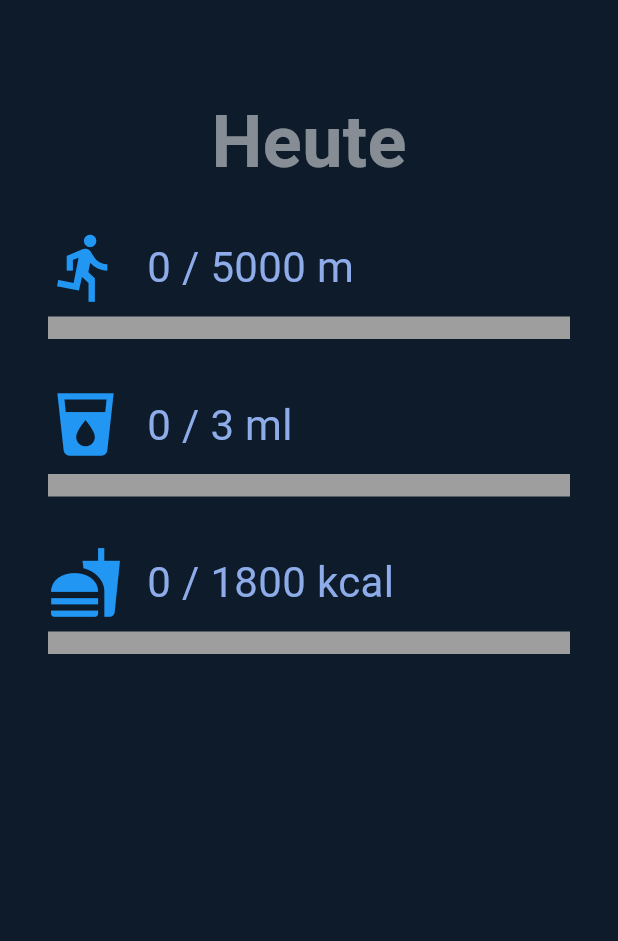
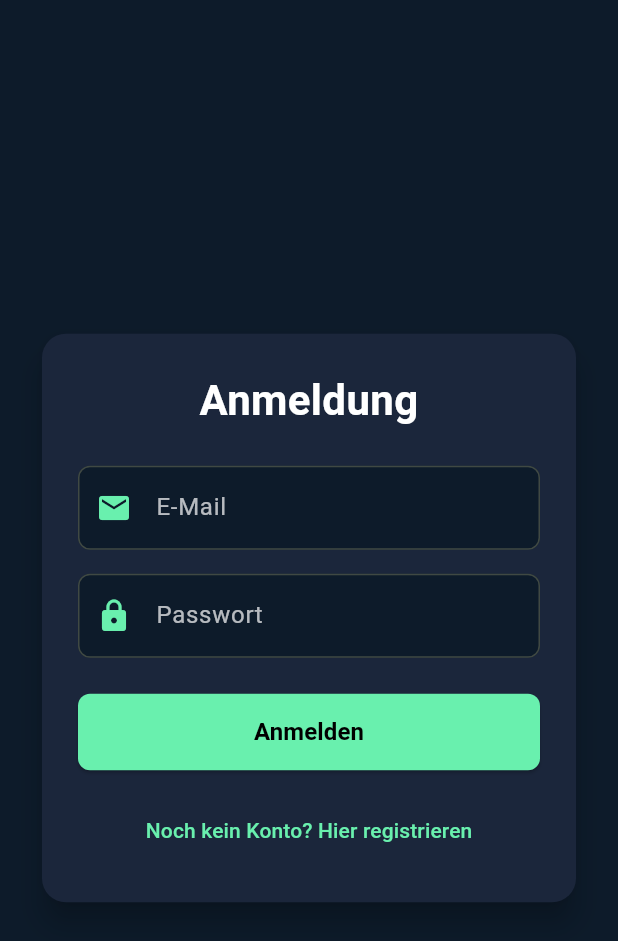
Before and after one commit to amagnor/msgtest, a Flutter app: the screen it shows after launch, on a phone screen of 412 x 824 dp. Shown: the top 941 px of the screen. Run offline on Flutter 3.47's test engine with Material 3 defaults, Android fonts, the phone set to English and light mode, and no system bars; our stand-ins replace firebase_core, firebase_messaging, supabase_flutter; missing offline and left inert: dart:ffi, objective_c, shared_preferences_platform_interface; accounts and stored records are empty.

Commit message:
Login mit FCM Token und google Firebase Authentification

```diff
--- /dev/null
+++ b/lib/login_screen.dart
@@ -0,0 +1,401 @@
+import 'package:flutter/material.dart';
+import 'package:supabase_flutter/supabase_flutter.dart';
+import 'package:firebase_messaging/firebase_messaging.dart';
+
+class LoginScreen extends StatefulWidget {
+  const LoginScreen({super.key});
+
+  @override
+  State<LoginScreen> createState() => _LoginScreenState();
+}
+
+class _LoginScreenState extends State<LoginScreen> {
+  final _emailController = TextEditingController();
+  final _passwordController = TextEditingController();
+  final _otpController = TextEditingController();
+  final _formKey = GlobalKey<FormState>();
+
+  bool _isSignUp = false;
+  bool _isVerificationStep = false;
+  bool _isLoading = false;
+  String? _errorMessage;
+  String? _successMessage;
+  String? _pendingEmail;
+
+  final _supabase = Supabase.instance.client;
+
+  @override
+  void dispose() {
+    _emailController.dispose();
+    _passwordController.dispose();
+    _otpController.dispose();
+    super.dispose();
+  }
+
+  Future<void> _authenticate() async {
+    if (!_formKey.currentState!.validate()) return;
+
+    setState(() {
+      _isLoading = true;
+      _errorMessage = null;
+      _successMessage = null;
+    });
+
+    try {
+      final email = _emailController.text.trim();
+      final password = _passwordController.text.trim();
+
+      if (_isSignUp) {
+        await _supabase.auth.signUp(email: email, password: password);
+
+        // Nach erfolgreicher Registrierung in den Bestätigungsmodus wechseln
+        setState(() {
+          _pendingEmail = email;
+          _isVerificationStep = true;
+          _successMessage = 'Registrierung erfolgreich!\nBitte den Code eingeben, der in der Bestätigungsmail angezeigt wird.';
+        });
+      } else {
+        await _supabase.auth.signInWithPassword(
+          email: email,
+          password: password,
+        );
+
+        // Nach erfolgreichem Login FCM Token in Supabase speichern
+        await _saveFcmTokenToDatabase();
+      }
+    } on AuthException catch (e) {
+      setState(() {
+        _errorMessage = e.message;
+      });
+    } catch (e) {
+      setState(() {
+        _errorMessage = 'Ein unerwarteter Fehler ist aufgetreten: $e';
+      });
+    } finally {
+      if (mounted) {
+        setState(() {
+          _isLoading = false;
+        });
+      }
+    }
+  }
+
+  Future<void> _verifyOtp() async {
+    final token = _otpController.text.trim();
+    if (token.isEmpty || _pendingEmail == null) {
+      setState(() {
+        _errorMessage = 'Bitte gib den Bestätigungscode ein.';
+      });
+      return;
+    }
+
+    setState(() {
+      _isLoading = true;
+      _errorMessage = null;
+      _successMessage = null;
+    });
+
+    try {
+      await _supabase.auth.verifyOTP(
+        email: _pendingEmail!,
+        token: token,
+        type: OtpType.signup,
+      );
+
+      // Nach erfolgreicher Verifizierung FCM Token in Supabase speichern
+      await _saveFcmTokenToDatabase();
+    } on AuthException catch (e) {
+      setState(() {
+        _errorMessage = e.message;
+      });
+    } catch (e) {
+      setState(() {
+        _errorMessage = 'Ungültiger Code oder Fehler bei der Bestätigung: $e';
+      });
+    } finally {
+      if (mounted) {
+        setState(() {
+          _isLoading = false;
+        });
+      }
+    }
+  }
+
+  Future<void> _saveFcmTokenToDatabase() async {
+    try {
+      final user = _supabase.auth.currentUser;
+      if (user == null) return;
+
+      String? fcmToken;
+      try {
+        fcmToken = await FirebaseMessaging.instance.getToken();
+      } catch (e) {
+        debugPrint('Konnte FCM Token nicht abrufen: $e');
+      }
+
+      // Fallback für Simulator/Emulator, falls kein FCM-Token generiert werden konnte
+      fcmToken ??= 'simulator_fcm_token_${user.id}';
+
+      // In die 'user_profiles' Tabelle speichern (Upsert)
+      await _supabase.from('user_profiles').upsert({
+        'id': user.id,
+        'email': user.email,
+        'fcm_token': fcmToken,
+        'updated_at': DateTime.now().toIso8601String(),
+      });
+    } catch (e) {
+      debugPrint('Fehler beim Speichern des FCM Tokens in Supabase: $e');
+    }
+  }
+
+  @override
+  Widget build(BuildContext context) {
+    return Scaffold(
+      backgroundColor: const Color(0xFF0D1B2A),
+      body: Center(
+        child: SingleChildScrollView(
+          padding: const EdgeInsets.all(24.0),
+          child: Card(
+            color: const Color(0xFF1B263B),
+            elevation: 8,
+            shape: RoundedRectangleBorder(
+              borderRadius: BorderRadius.circular(16),
+            ),
+            child: Padding(
+              padding: const EdgeInsets.all(24.0),
+              child: Form(
+                key: _formKey,
+                child: Column(
+                  mainAxisSize: MainAxisSize.min,
+                  crossAxisAlignment: CrossAxisAlignment.stretch,
+                  children: [
+                    Text(
+                      _isVerificationStep
+                          ? 'E-Mail bestätigen'
+                          : (_isSignUp ? 'Registrierung' : 'Anmeldung'),
+                      style: const TextStyle(
+                        fontSize: 28,
+                        fontWeight: FontWeight.bold,
+                        color: Colors.white,
+                      ),
+                      textAlign: TextAlign.center,
+                    ),
+                    const SizedBox(height: 24),
+
+                    if (_errorMessage != null) ...[
+                      Container(
+                        padding: const EdgeInsets.all(12),
+                        decoration: BoxDecoration(
+                          color: Colors.red.withValues(alpha: 0.2),
+                          borderRadius: BorderRadius.circular(8),
+                          border: Border.all(color: Colors.red),
+                        ),
+                        child: Text(
+                          _errorMessage!,
+                          style: const TextStyle(color: Colors.redAccent),
+                        ),
+                      ),
+                      const SizedBox(height: 16),
+                    ],
+
+                    if (_successMessage != null) ...[
+                      Container(
+                        padding: const EdgeInsets.all(12),
+                        decoration: BoxDecoration(
+                          color: Colors.green.withValues(alpha: 0.2),
+                          borderRadius: BorderRadius.circular(8),
+                          border: Border.all(color: Colors.greenAccent),
+                        ),
+                        child: Text(
+                          _successMessage!,
+                          style: const TextStyle(color: Colors.greenAccent),
+                        ),
+                      ),
+                      const SizedBox(height: 16),
+                    ],
+
+                    if (_isVerificationStep) ...[
+                      // OTP Bestätigungscode Feld
+                      TextFormField(
+                        controller: _otpController,
+                        style: const TextStyle(color: Colors.white),
+                        keyboardType: TextInputType.number,
+                        decoration: InputDecoration(
+                          labelText: 'Bestätigungscode (OTP)',
+                          labelStyle: const TextStyle(color: Colors.white70),
+                          prefixIcon: const Icon(
+                            Icons.verified,
+                            color: Colors.greenAccent,
+                          ),
+                          filled: true,
+                          fillColor: const Color(0xFF0D1B2A),
+                          border: OutlineInputBorder(
+                            borderRadius: BorderRadius.circular(8),
+                          ),
+                        ),
+                        validator: (value) {
+                          if (value == null || value.isEmpty) {
+                            return 'Bitte gib den Code ein';
+                          }
+                          return null;
+                        },
+                      ),
+                      const SizedBox(height: 24),
+
+                      // Code bestätigen Button
+                      ElevatedButton(
+                        onPressed: _isLoading ? null : _verifyOtp,
+                        style: ElevatedButton.styleFrom(
+                          backgroundColor: Colors.greenAccent,
+                          foregroundColor: Colors.black,
+                          padding: const EdgeInsets.symmetric(vertical: 14),
+                          shape: RoundedRectangleBorder(
+                            borderRadius: BorderRadius.circular(8),
+                          ),
+                        ),
+                        child: _isLoading
+                            ? const SizedBox(
+                                width: 24,
+                                height: 24,
+                                child: CircularProgressIndicator(
+                                  strokeWidth: 2,
+                                ),
+                              )
+                            : const Text(
+                                'Code bestätigen',
+                                style: TextStyle(
+                                  fontSize: 16,
+                                  fontWeight: FontWeight.bold,
+                                ),
+                              ),
+                      ),
+                      const SizedBox(height: 16),
+
+                      // Zurück zum Login
+                      TextButton(
+                        onPressed: () {
+                          setState(() {
+                            _isVerificationStep = false;
+                            _isSignUp = false;
+                            _errorMessage = null;
+                            _successMessage = null;
+                          });
+                        },
+                        child: const Text(
+                          'Zurück zur Anmeldung',
+                          style: TextStyle(color: Colors.greenAccent),
+                        ),
+                      ),
+                    ] else ...[
+                      // E-Mail Feld
+                      TextFormField(
+                        controller: _emailController,
+                        style: const TextStyle(color: Colors.white),
+                        keyboardType: TextInputType.emailAddress,
+                        decoration: InputDecoration(
+                          labelText: 'E-Mail',
+                          labelStyle: const TextStyle(color: Colors.white70),
+                          prefixIcon: const Icon(
+                            Icons.email,
+                            color: Colors.greenAccent,
+                          ),
+                          filled: true,
+                          fillColor: const Color(0xFF0D1B2A),
+                          border: OutlineInputBorder(
+                            borderRadius: BorderRadius.circular(8),
+                          ),
+                        ),
+                        validator: (value) {
+                          if (value == null ||
+                              value.isEmpty ||
+                              !value.contains('@')) {
+                            return 'Bitte eine gültige E-Mail eingeben';
+                          }
+                          return null;
+                        },
+                      ),
+                      const SizedBox(height: 16),
+
+                      // Passwort Feld
+                      TextFormField(
+                        controller: _passwordController,
+                        style: const TextStyle(color: Colors.white),
+                        obscureText: true,
+                        decoration: InputDecoration(
+                          labelText: 'Passwort',
+                          labelStyle: const TextStyle(color: Colors.white70),
+                          prefixIcon: const Icon(
+                            Icons.lock,
+                            color: Colors.greenAccent,
+                          ),
+                          filled: true,
+                          fillColor: const Color(0xFF0D1B2A),
+                          border: OutlineInputBorder(
+                            borderRadius: BorderRadius.circular(8),
+                          ),
+                        ),
+                        validator: (value) {
+                          if (value == null || value.length < 6) {
+                            return 'Das Passwort muss mindestens 6 Zeichen lang sein';
+                          }
+                          return null;
+                        },
+                      ),
+                      const SizedBox(height: 24),
+
+                      // Submit Button
+                      ElevatedButton(
+                        onPressed: _isLoading ? null : _authenticate,
+                        style: ElevatedButton.styleFrom(
+                          backgroundColor: Colors.greenAccent,
+                          foregroundColor: Colors.black,
+                          padding: const EdgeInsets.symmetric(vertical: 14),
+                          shape: RoundedRectangleBorder(
+                            borderRadius: BorderRadius.circular(8),
+                          ),
+                        ),
+                        child: _isLoading
+                            ? const SizedBox(
+                                width: 24,
+                                height: 24,
+                                child: CircularProgressIndicator(
+                                  strokeWidth: 2,
+                                ),
+                              )
+                            : Text(
+                                _isSignUp ? 'Registrieren' : 'Anmelden',
+                                style: const TextStyle(
+                                  fontSize: 16,
+                                  fontWeight: FontWeight.bold,
+                                ),
+                              ),
+                      ),
+                      const SizedBox(height: 16),
+
+                      // Toggle Button zwischen Login und Registrierung
+                      TextButton(
+                        onPressed: () {
+                          setState(() {
+                            _isSignUp = !_isSignUp;
+                            _errorMessage = null;
+                            _successMessage = null;
+                          });
+                        },
+                        child: Text(
+                          _isSignUp
+                              ? 'Bereits ein Konto? Anmelden'
+                              : 'Noch kein Konto? Hier registrieren',
+                          style: const TextStyle(color: Colors.greenAccent),
+                        ),
+                      ),
+                    ],
+                  ],
+                ),
+              ),
+            ),
+          ),
+        ),
+      ),
+    );
+  }
+}
--- a/lib/main.dart
+++ b/lib/main.dart
@@ -1,10 +1,18 @@
-import 'package:msgtest/scaffold.dart';
 import 'package:flutter/material.dart';
 import 'package:supabase_flutter/supabase_flutter.dart';
+import 'package:firebase_core/firebase_core.dart';
+import 'package:msgtest/scaffold.dart';
+import 'package:msgtest/login_screen.dart';
 
 Future<void> main() async {
   // Stellt sicher, dass die Flutter-Bindings vor der Initialisierung bereit sind
   WidgetsFlutterBinding.ensureInitialized();
+
+  try {
+    await Firebase.initializeApp();
+  } catch (e) {
+    debugPrint('Firebase initialization error: $e');
+  }
 
   // Supabase mit Ihren Anmeldedaten initialisieren
   await Supabase.initialize(
@@ -21,14 +29,22 @@ class MyApp extends StatelessWidget {
   @override
   Widget build(BuildContext context) {
     return MaterialApp(
-      title: 'Flutter Demo',
+      title: 'Fitness & MsgTest',
       theme: ThemeData(
-        colorScheme: ColorScheme.fromSeed(
-          seedColor: Colors.greenAccent,
-        ), //   deepPurple),
-        scaffoldBackgroundColor: Color(0xFF0D1B2A),
+        colorScheme: ColorScheme.fromSeed(seedColor: Colors.greenAccent),
+        scaffoldBackgroundColor: const Color(0xFF0D1B2A),
       ),
-      home: const MyHomePage(),
+      home: StreamBuilder<AuthState>(
+        stream: Supabase.instance.client.auth.onAuthStateChange,
+        builder: (context, snapshot) {
+          final session = Supabase.instance.client.auth.currentSession;
+          if (session != null) {
+            return const MyHomePage();
+          } else {
+            return const LoginScreen();
+          }
+        },
+      ),
     );
   }
 }
--- a/pubspec.yaml
+++ b/pubspec.yaml
@@ -37,6 +37,8 @@ dependencies:
   shared_preferences: ^2.5.6
   hive_flutter: ^1.1.0 # Sichere, reine Dart-Speicherung
   supabase_flutter: ^2.18.3
+  firebase_core: ^3.12.0
+  firebase_messaging: ^15.2.4
   material_color_utilities: ^0.13.0
   cli_util: ^0.4.1
   test_api: ^0.7.12
```
Also changed, not shown: lib/scaffold.dart (+13 -0 lines), pubspec.lock, 3 other files.
